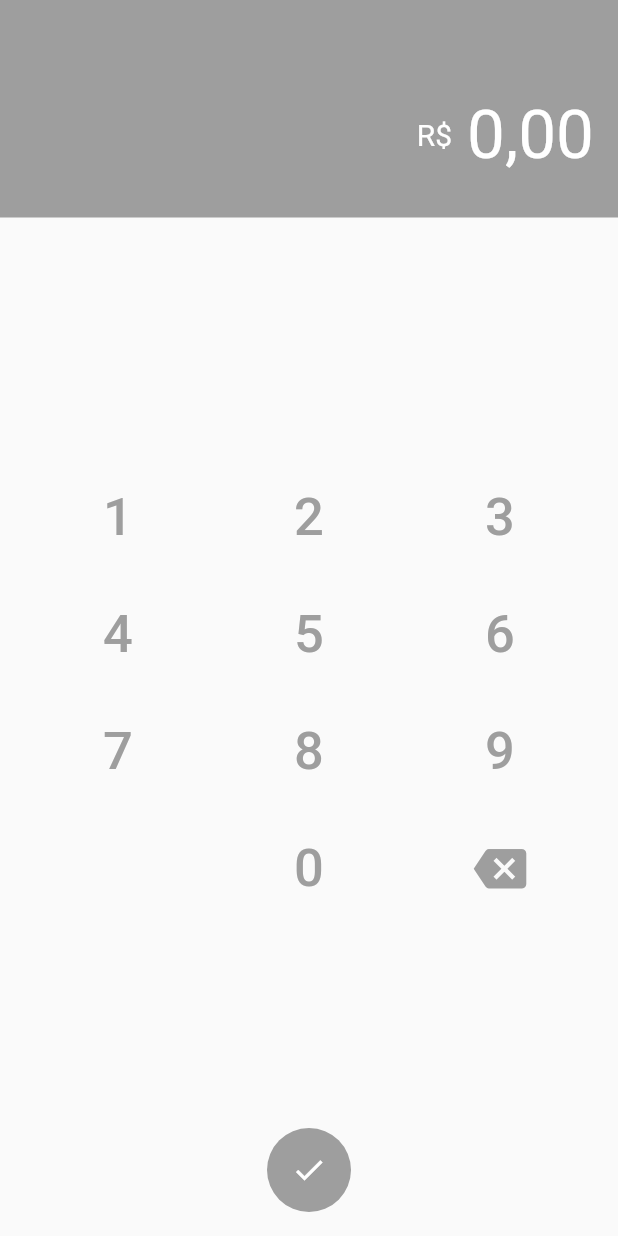
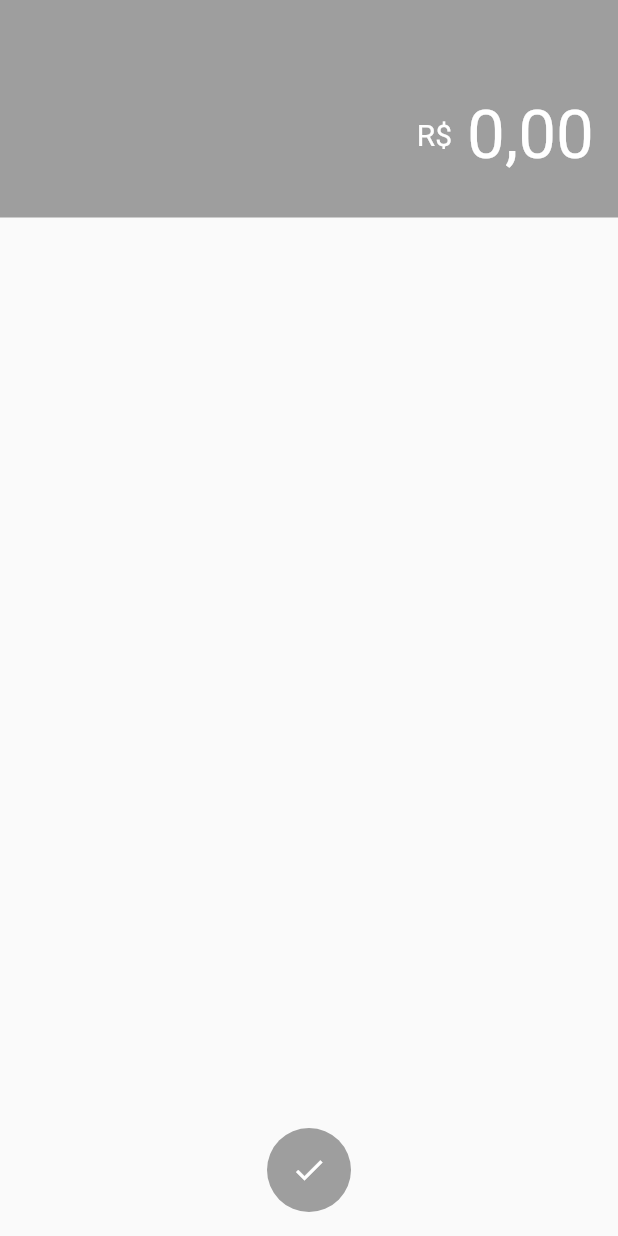
Before and after one commit to rafaelcb21/controlle_assets, a Flutter app: the ContaPage screen opened directly, after a tap on the "check" icon, on a phone screen of 412 x 824 dp. Run offline on Flutter 3.47's test engine with Material 2 defaults, Android fonts, the phone set to English and light mode, and no system bars.

Commit message:
version 0.0.21

```diff
--- a/lib/conta/conta.dart
+++ b/lib/conta/conta.dart
@@ -1,7 +1,9 @@
 import 'package:flutter/material.dart';
 import 'package:flutter/foundation.dart';
+import 'package:intl/intl.dart';
 import 'numero.dart';
 import 'teclado.dart';
+import 'formulario.dart';
 
 class ContaPage extends StatefulWidget {
   final Color color;
@@ -14,6 +16,29 @@ class ContaPageStatus extends State<ContaPage> {
   ContaPageStatus(this.color);
   final Color color;
   ValueNotifier<List<int>> numeros = new ValueNotifier<List<int>>(<int>[]);
+
+  String numeroBrasil(List<int> numerosLista){
+    if(numerosLista.length == 0) {
+      return '0,00';
+    }
+    if(numerosLista.length == 1) {
+      return '0,0' + numerosLista[0].toString();
+    }
+    if(numerosLista.length == 2) {
+      return '0,' + numerosLista[0].toString() + numerosLista[1].toString();
+    }
+    if(numerosLista.length >= 3) {
+      List<int> inteiroLista = numerosLista.getRange(0, numerosLista.length -2);
+      List<int> decimalLista = numerosLista.getRange(numerosLista.length -2, numerosLista.length);
+      String inteiroListaString = inteiroLista.map((i) => i.toString()).join('');
+      String decimalListaString = decimalLista.map((i) => i.toString()).join('');
+
+      var f = new NumberFormat("#,###,###,###,###.00", "pt_BR");
+      var valor = f.format(double.parse(inteiroListaString + '.' + decimalListaString));
+      return  valor;
+
+    }
+  }
 
   @override
   Widget build(BuildContext context) => new Scaffold(
@@ -30,7 +55,15 @@ class ContaPageStatus extends State<ContaPage> {
               elevation: 0.0,
               child: new Icon(Icons.check),
               backgroundColor: color,
-              onPressed: (){}
+              onPressed: (){
+                Navigator.pop(context);
+                Navigator.push(context, new MaterialPageRoute(
+                  builder: (BuildContext context) => new FormularioPage(
+                    color,
+                    numeroBrasil(this.numeros.value)
+                  )
+                ));
+              }
             )
           )
         )
--- /dev/null
+++ b/lib/conta/formulario.dart
@@ -0,0 +1,66 @@
+import 'package:flutter/material.dart';
+
+class FormularioPage extends StatelessWidget {
+  final Color color;
+  final String numeros;
+  FormularioPage(this.color, this.numeros);
+
+  @override
+  Widget build(BuildContext context) {
+    Widget displayNumber = new Container(
+      height: 145.0,
+      child: new Column(
+        mainAxisAlignment: MainAxisAlignment.center,
+        children: <Widget>[
+          new Container(
+            padding: new EdgeInsets.only(right: 16.0, top: 35.0),
+            child: new Row(
+              mainAxisAlignment: MainAxisAlignment.end,
+              children: <Widget>[
+                new Text(
+                  'R\$  ',
+                  style: new TextStyle(
+                    fontFamily: 'Roboto',
+                    color: new Color(0xFFFFFFFF),
+                    fontSize: 20.0
+                  )
+                ),
+                new Text(
+                  this.numeros,
+                  style: new TextStyle(
+                    fontFamily: 'Roboto',
+                    color: new Color(0xFFFFFFFF),
+                    fontSize: 45.0
+                  )
+                ),
+              ],
+            )
+          )
+        ],
+      ),
+      color: color,
+    );
+
+    return new Scaffold(
+      body: new Column(
+        crossAxisAlignment: CrossAxisAlignment.center,
+        mainAxisAlignment: MainAxisAlignment.spaceBetween,
+        children: <Widget>[
+          displayNumber,
+
+          new Flexible(
+            child: new Container(
+              padding: new EdgeInsets.only(bottom: 16.0),
+              child: new FloatingActionButton(
+                elevation: 0.0,
+                child: new Icon(Icons.check),
+                backgroundColor: color,
+                onPressed: (){}
+              )
+            )
+          )
+        ],
+      ),
+    );
+  }
+}
```
